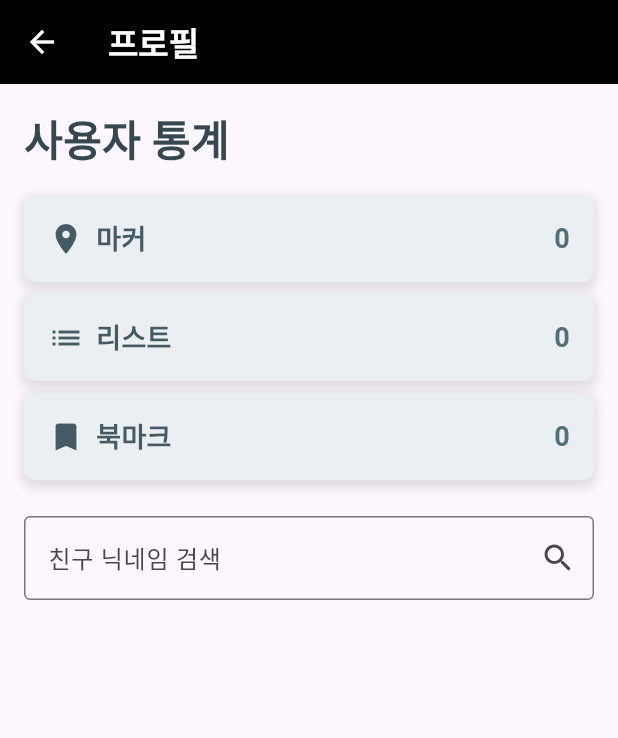
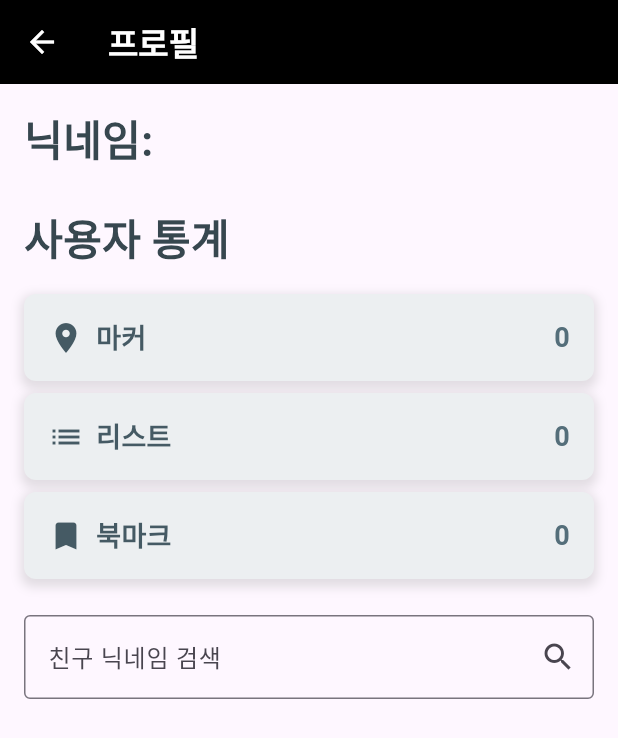
Before and after one commit to 001014k/TripNest, a Flutter app: the ProfilePage screen opened directly with empty values, on a phone screen of 412 x 824 dp. Shown: the top 738 px of the screen. Run offline on Flutter 3.47's test engine with Material 3 defaults, Android fonts, the phone set to English and light mode, and no system bars; our stand-ins replace app_links, connectivity_plus, geocoding, geolocator, google_maps_flutter, image_picker and 5 more; missing offline and left inert: google_maps_cluster_manager; accounts and stored records are empty.

Commit message:
20250701 (소셜 로그인 후 닉네임 설정하고 프로필 화면에 사용자가 정한 닉네임 표시하게끔 기능 추가)

```diff
--- a/lib/viewmodels/profile_viewmodel.dart
+++ b/lib/viewmodels/profile_viewmodel.dart
@@ -17,15 +17,15 @@ class ProfileViewModel extends ChangeNotifier {
   String? _errorMessage;
   String? get errorMessage => _errorMessage;
 
-  // 닉네임 검색 결과
+  String? _nickname;       // 닉네임 필드 추가
+  String? get nickname => _nickname;
+
   List<UserModel> _searchResults = [];
   List<UserModel> get searchResults => _searchResults;
 
-  // 팔로우 중인 사용자 ID 리스트 (팔로우 상태 확인용)
   Set<String> _followingIds = {};
   Set<String> get followingIds => _followingIds;
 
-  /// 사용자 통계 불러오기
   Future<void> fetchUserStats(String userId) async {
     _isLoading = true;
     _errorMessage = null;
@@ -33,8 +33,11 @@ class ProfileViewModel extends ChangeNotifier {
 
     try {
       _stats = await _userService.getUserStats(userId);
-      // 팔로우 중인 사용자 ID 리스트도 같이 가져오기
       _followingIds = await _userService.getFollowingIds(userId);
+
+      // 닉네임도 같이 가져오기
+      final profile = await _userService.getProfileById(userId);
+      _nickname = profile.nickname;
     } catch (e) {
       _errorMessage = "사용자 데이터를 불러오는 중 오류 발생";
     }
--- a/lib/views/profile_view.dart
+++ b/lib/views/profile_view.dart
@@ -46,6 +46,19 @@ class _ProfilePageState extends State<ProfilePage> {
                 child: Column(
                   crossAxisAlignment: CrossAxisAlignment.start,
                   children: [
+                    // 닉네임 출력
+                    if (viewModel.nickname != null)
+                      Padding(
+                        padding: const EdgeInsets.only(bottom: 24.0),
+                        child: Text(
+                          '닉네임: ${viewModel.nickname}',
+                          style: TextStyle(
+                            fontSize: 28,
+                            fontWeight: FontWeight.bold,
+                            color: Colors.blueGrey[800],
+                          ),
+                        ),
+                      ),
                     // 기존 통계 표시 UI
                     Text(
                       '사용자 통계',
```
